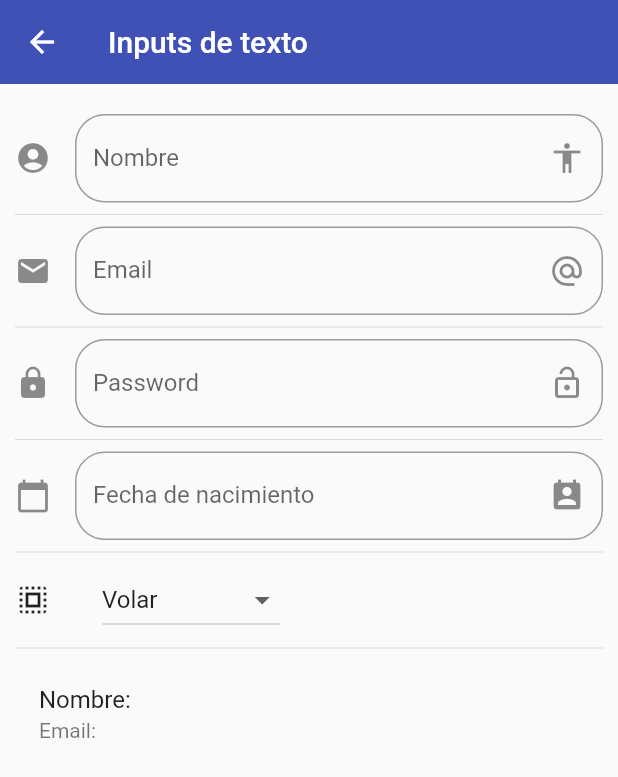
After one commit to ncolque/components_flutter, a Flutter app: the InputPage screen opened by its route, on a phone screen of 412 x 824 dp. The commit adds this screen. Shown: the top 777 px of the screen. Run offline on Flutter 3.47's test engine with Material 2 defaults, Android fonts, the phone set to English and light mode, and no system bars.

Commit message:
Pagina InputPage y uso de TextField, InputDecoration, OutlineInputBorder, showDatePicker, DropdownButton

```diff
--- /dev/null
+++ b/lib/src/pages/input_page.dart
@@ -0,0 +1,177 @@
+import 'package:flutter/material.dart';
+
+class InputPage extends StatefulWidget {
+  @override
+  _InputPageState createState() => _InputPageState();
+}
+
+class _InputPageState extends State<InputPage> {
+  String _nombre = '';
+  String _email = '';
+  String _fecha = '';
+  String _opcionSeleccionada = 'Volar';
+  List<String> _poderes = ['Volar', 'Rayos X', 'Super Aliento', 'Super Fuerza'];
+  TextEditingController _inputFieldDateController = new TextEditingController();
+
+  @override
+  Widget build(BuildContext context) {
+    return Scaffold(
+      appBar: AppBar(
+        title: Text('Inputs de texto'),
+      ),
+      body: ListView(
+        padding: EdgeInsets.symmetric(horizontal: 10.0, vertical: 20.0),
+        children: <Widget>[
+          _crearInput(),
+          Divider(),
+          _crearEmail(),
+          Divider(),
+          _crearPassword(),
+          Divider(),
+          _crearFecha(context),
+          Divider(),
+          _crearDropdown(),
+          Divider(),
+          _crearPersona(),
+        ],
+      ),
+    );
+  }
+
+  Widget _crearInput() {
+    return TextField(
+      decoration: InputDecoration(
+        icon: Icon(Icons.account_circle),
+        labelText: 'Nombre',
+        /* helperText: 'Solo es el nombre', */
+        hintText: 'Nombre de la Persona',
+        suffixIcon: Icon(Icons.accessibility),
+        /* counterText: 'Letras ${_nombre.length}', */
+        border: OutlineInputBorder(
+          borderRadius: BorderRadius.circular(20.0),
+        ),
+      ),
+      textCapitalization: TextCapitalization.sentences,
+      onChanged: (valor) {
+        setState(() {
+          _nombre = valor;
+        });
+      },
+    );
+  }
+
+  Widget _crearEmail() {
+    return TextField(
+      keyboardType: TextInputType.emailAddress,
+      decoration: InputDecoration(
+        icon: Icon(Icons.email),
+        labelText: 'Email',
+        hintText: 'Email de la Persona',
+        // errorText: 'Error de texto',
+        suffixIcon: Icon(Icons.alternate_email),
+        border: OutlineInputBorder(
+          borderRadius: BorderRadius.circular(20.0),
+        ),
+      ),
+      onChanged: (valor) {
+        setState(() {
+          _email = valor;
+        });
+      },
+    );
+  }
+
+  Widget _crearPassword() {
+    return TextField(
+      decoration: InputDecoration(
+        icon: Icon(Icons.lock),
+        labelText: 'Password',
+        hintText: 'Password de la Persona',
+        suffixIcon: Icon(Icons.lock_open),
+        border: OutlineInputBorder(
+          borderRadius: BorderRadius.circular(20.0),
+        ),
+      ),
+      obscureText: true,
+      onChanged: (valor) {
+        setState(() {
+          /* _email = valor; */
+        });
+      },
+    );
+  }
+
+  Widget _crearFecha(BuildContext context) {
+    return TextField(
+      enableInteractiveSelection: false,
+      controller: _inputFieldDateController,
+      decoration: InputDecoration(
+        icon: Icon(Icons.calendar_today),
+        labelText: 'Fecha de nacimiento',
+        hintText: 'Fecha de nacimiento',
+        suffixIcon: Icon(Icons.perm_contact_calendar),
+        border: OutlineInputBorder(
+          borderRadius: BorderRadius.circular(20.0),
+        ),
+      ),
+      onTap: () {
+        FocusScope.of(context).requestFocus(new FocusNode());
+        _selectDate(context);
+      },
+    );
+  }
+
+  _selectDate(BuildContext context) async {
+    DateTime? picked = await showDatePicker(
+      context: context,
+      initialDate: new DateTime.now(),
+      firstDate: new DateTime(2018),
+      lastDate: new DateTime(2025),
+      locale: Locale('es', 'ES'),
+    );
+    if (picked != null) {
+      setState(() {
+        _fecha = picked.toString();
+        _inputFieldDateController.text = _fecha;
+      });
+    }
+  }
+
+  List<DropdownMenuItem<String>> getOpcionesDropdown() {
+    List<DropdownMenuItem<String>> lista = [];
+    _poderes.forEach((poder) {
+      lista.add(DropdownMenuItem(
+        child: Text(poder),
+        value: poder,
+      ));
+    });
+    return lista;
+  }
+
+  Widget _crearDropdown() {
+    return Row(
+      children: <Widget>[
+        Icon(Icons.select_all),
+        SizedBox(
+          width: 34.0,
+        ),
+        DropdownButton(
+          items: getOpcionesDropdown(),
+          value: _opcionSeleccionada,
+          onChanged: (opt) {
+            setState(() {
+              _opcionSeleccionada = opt!;
+            });
+          },
+        ),
+      ],
+    );
+  }
+
+  Widget _crearPersona() {
+    return ListTile(
+      title: Text('Nombre: $_nombre'),
+      subtitle: Text('Email: $_email'),
+    );
+  }
+}
--- a/lib/src/pages/screens.dart
+++ b/lib/src/pages/screens.dart
@@ -1,3 +1,4 @@
+export 'package:components_flutter/src/pages/input_page.dart';
 export 'package:components_flutter/src/pages/animated_container_page.dart';
 export 'package:components_flutter/src/pages/card_page.dart';
 export 'package:components_flutter/src/pages/avatar_page.dart';
--- a/lib/src/routes/routes.dart
+++ b/lib/src/routes/routes.dart
@@ -28,6 +28,11 @@ class Routes {
         icon: Icons.donut_large,
         name: 'Animated Container',
         screen: AnimatedContainerPage()),
+        MenuOption(
+        route: 'inputs',
+        icon: Icons.input,
+        name: 'Inputs',
+        screen: InputPage()),
   ];
 
   static Map<String, Widget Function(BuildContext)> getAppRoutes() {
```
